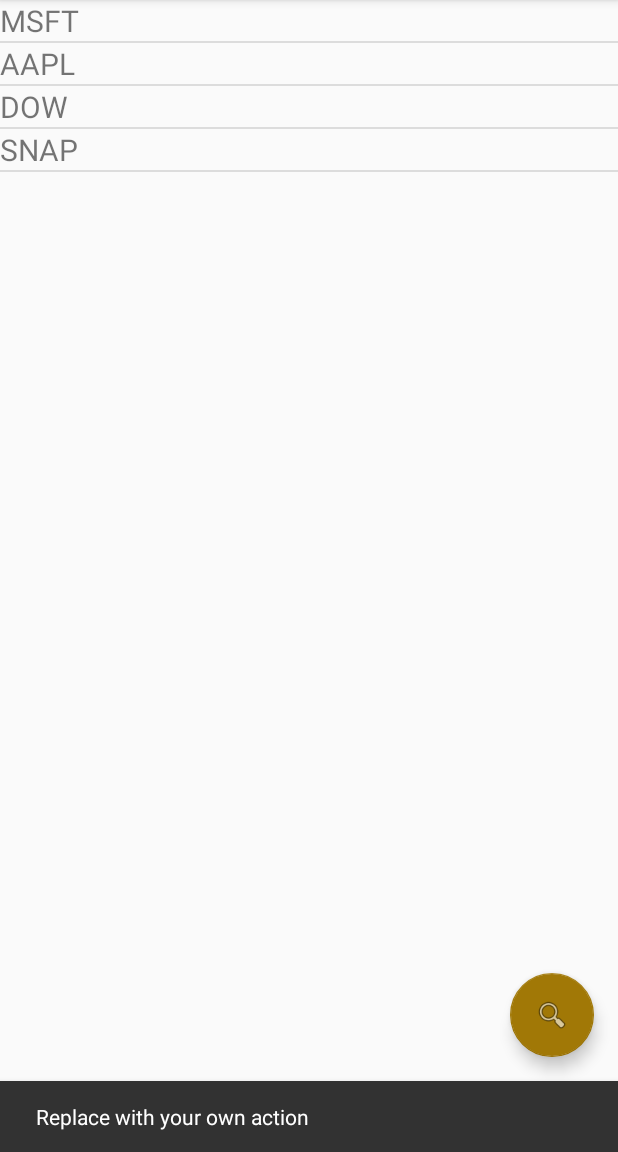
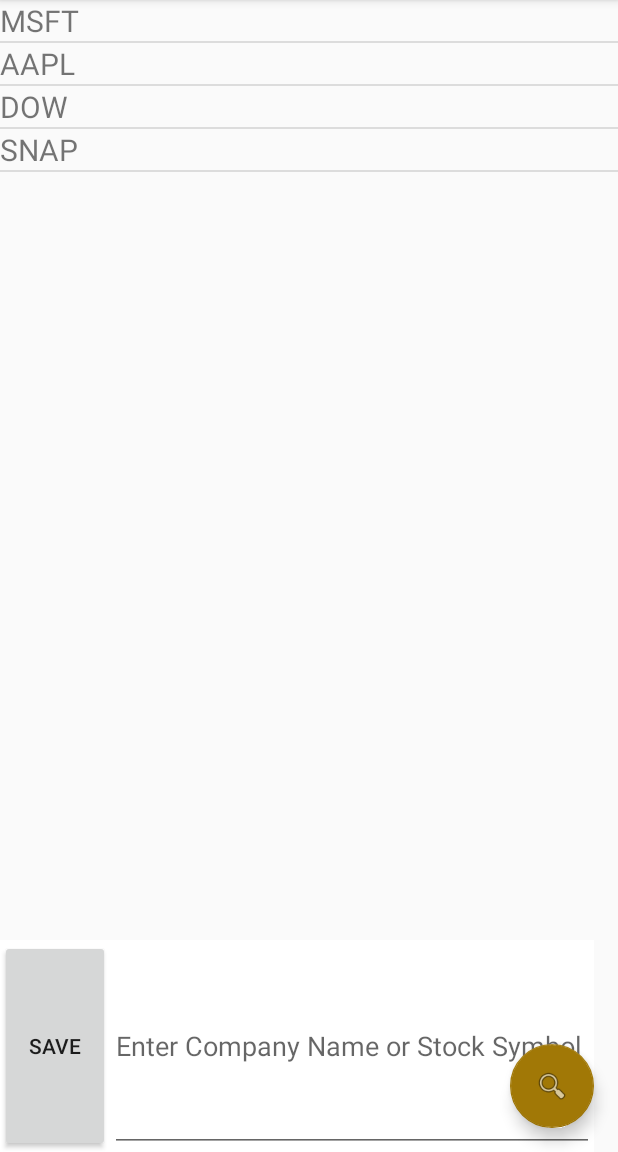
Before and after one commit to DaveSeverns/StockItToMe, an Android app: the screen it shows after launch (MainActivity), after a tap on an icon or button, on a phone screen of 412 x 824 dp, the part 84-1236 px from its top. Run offline under Robolectric (Android 15) with nearby library versions, the phone set to English and light mode, and no system bars.

Commit message:
adding editText for entering stock symbol linking with FAB

```diff
--- a/app/src/main/java/com/sevdev/stockittome/MainActivity.java
+++ b/app/src/main/java/com/sevdev/stockittome/MainActivity.java
@@ -8,8 +8,12 @@
 import android.view.View;
 import android.view.Menu;
 import android.view.MenuItem;
+import android.widget.EditText;
+import android.widget.LinearLayout;
 
 public class MainActivity extends AppCompatActivity {
+    EditText stockEditText;
+    LinearLayout linearLayout;
 
     @Override
     protected void onCreate(Bundle savedInstanceState) {
@@ -22,8 +26,14 @@
         fab.setOnClickListener(new View.OnClickListener() {
             @Override
             public void onClick(View view) {
-                Snackbar.make(view, "Replace with your own action", Snackbar.LENGTH_LONG)
-                        .setAction("Action", null).show();
+                linearLayout = findViewById(R.id.search_layout);
+                if(linearLayout.getVisibility() == View.VISIBLE){
+                    linearLayout.setVisibility(View.INVISIBLE);
+                }
+                else{
+                    linearLayout.setVisibility(View.VISIBLE);
+                }
+
             }
         });
     }
--- a/app/src/main/java/com/sevdev/stockittome/PortfolioFragment.java
+++ b/app/src/main/java/com/sevdev/stockittome/PortfolioFragment.java
@@ -19,7 +19,7 @@
 
     View view;
     ListView listView;
-    public final ArrayList<String> test = new ArrayList<>();
+    public  ArrayList<String> test = new ArrayList<>();
 
     public PortfolioFragment() {
     }
--- a/app/src/main/res/layout/activity_main.xml
+++ b/app/src/main/res/layout/activity_main.xml
@@ -22,6 +22,40 @@
 
     <include layout="@layout/content_main" />
 
+    <LinearLayout
+        android:id="@+id/search_layout"
+        android:layout_width="wrap_content"
+        android:layout_marginRight="@dimen/fab_margin"
+        android:layout_height="141dp"
+        android:layout_gravity="bottom"
+        android:background="@color/colorBg"
+        android:orientation="horizontal"
+        android:visibility="invisible"
+        tools:layout_editor_absoluteY="-48dp">
+
+
+        <Button
+            android:id="@+id/save_button"
+            android:layout_width="0dp"
+            android:layout_height="match_parent"
+            android:layout_weight=".2"
+            android:text="@string/save_button_text" />
+
+        <EditText
+            android:id="@+id/editStock"
+            android:layout_width="0dp"
+            android:layout_height="match_parent"
+            android:layout_gravity="bottom"
+            android:layout_weight=".8"
+
+            android:ems="18"
+            android:hint="@string/stock_hint"
+            android:inputType="text|textPersonName"
+            tools:layout_editor_absoluteY="519dp" />
+
+    </LinearLayout>
+
+
     <android.support.design.widget.FloatingActionButton
         android:id="@+id/fab"
         android:layout_width="wrap_content"
--- a/app/src/main/res/values/colors.xml
+++ b/app/src/main/res/values/colors.xml
@@ -3,4 +3,5 @@
     <color name="colorPrimary">#343a5b</color>
     <color name="colorPrimaryDark">#7984c7</color>
     <color name="colorAccent">#a17806</color>
+    <color name="colorBg">#ffffff</color>
 </resources>
--- a/app/src/main/res/values/strings.xml
+++ b/app/src/main/res/values/strings.xml
@@ -1,4 +1,6 @@
 <resources>
     <string name="app_name">StockItToMe</string>
     <string name="action_settings">Settings</string>
+    <string name="stock_hint">Enter Company Name or Stock Symbol</string>
+    <string name="save_button_text">Save</string>
 </resources>
```
Also changed, not shown: 1 other file.
